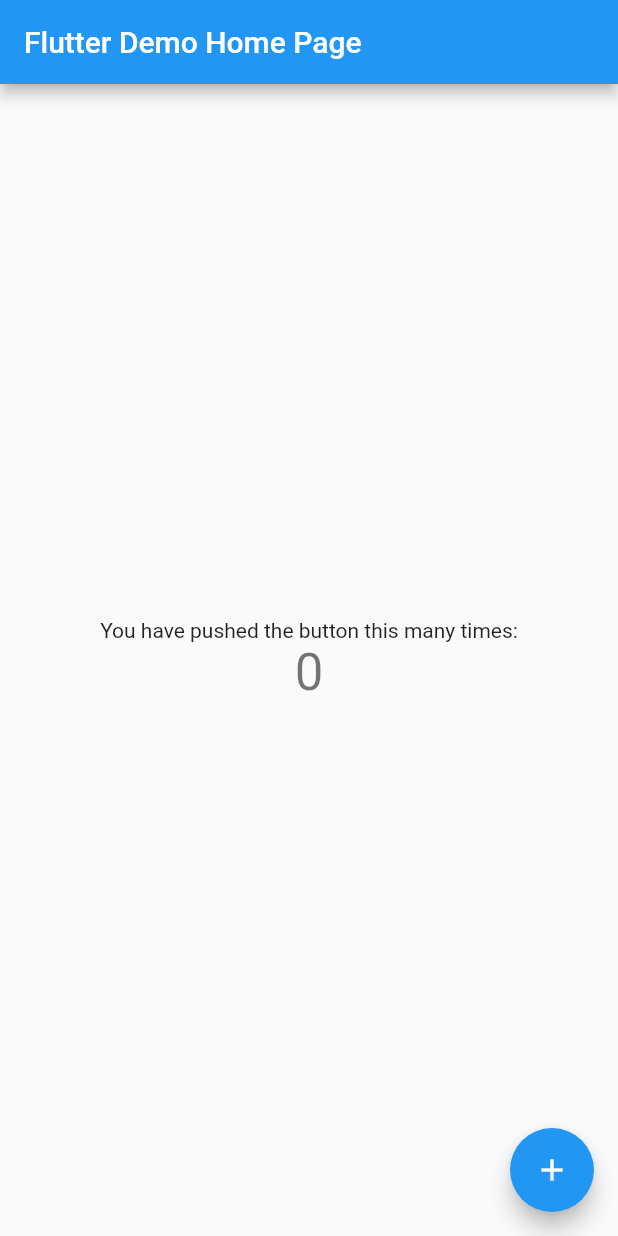
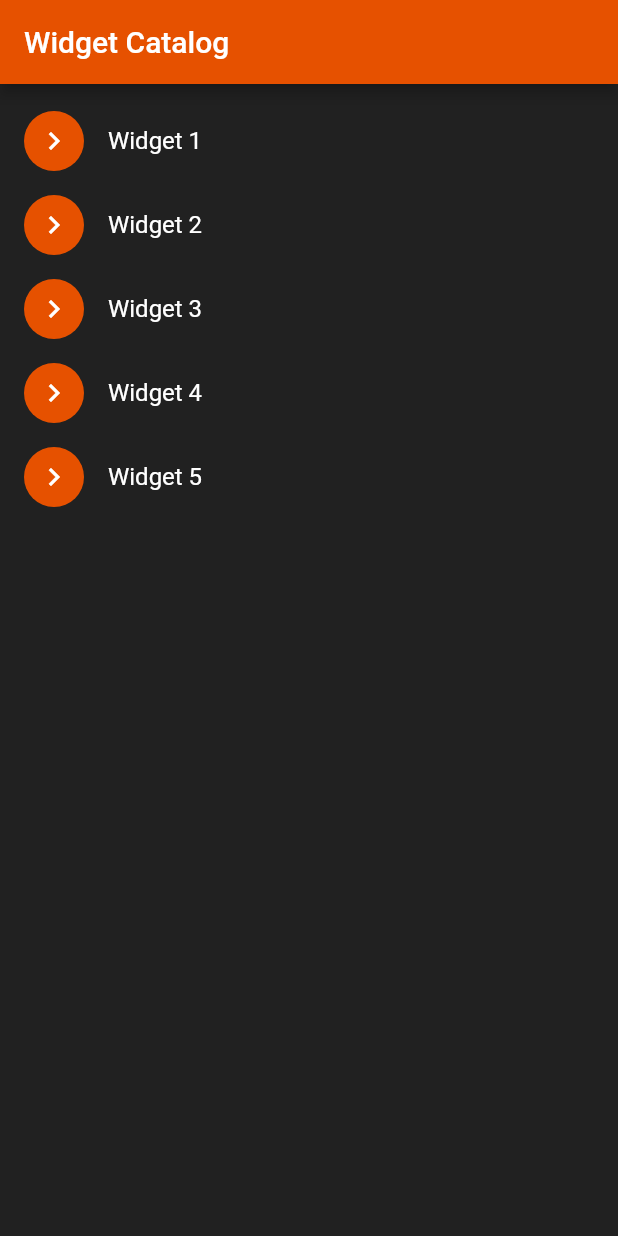
Before and after one commit to ACM-VIT/fludget, a Flutter app: the screen it shows after launch, on a phone screen of 412 x 824 dp. Run offline on Flutter 3.47's test engine with Material 2 defaults, Android fonts, the phone set to English and light mode, and no system bars.

Commit message:
add home page

```diff
--- /dev/null
+++ b/lib/homepage.dart
@@ -0,0 +1,76 @@
+import 'package:flutter/material.dart';
+
+class HomePage extends StatefulWidget {
+  @override
+  State<StatefulWidget> createState() {
+    return HomePageState();
+  }
+}
+
+class HomePageState extends State<HomePage> {
+  @override
+  Widget build(BuildContext context) {
+    return Scaffold(
+      appBar: AppBar(
+        title: Text("Widget Catalog"),
+      ),
+      backgroundColor: Colors.grey[900],
+      body: getWidgetList(),
+    );
+  }
+
+  ListView getWidgetList() {
+    TextStyle titleStyle = TextStyle(
+      color: Colors.white,
+    );
+
+    CircleAvatar arrow = CircleAvatar(
+      child: Icon(
+        Icons.keyboard_arrow_right,
+        color: Colors.white,
+      ),
+      backgroundColor: Colors.orange[900],
+    );
+
+    return ListView(
+      padding: EdgeInsets.symmetric(vertical: 10.0),
+      children: [
+        ListTile(
+          leading: arrow,
+          title: Text(
+            "Widget 1",
+            style: titleStyle,
+          ),
+        ),
+        ListTile(
+          leading: arrow,
+          title: Text(
+            "Widget 2",
+            style: titleStyle,
+          ),
+        ),
+        ListTile(
+          leading: arrow,
+          title: Text(
+            "Widget 3",
+            style: titleStyle,
+          ),
+        ),
+        ListTile(
+          leading: arrow,
+          title: Text(
+            "Widget 4",
+            style: titleStyle,
+          ),
+        ),
+        ListTile(
+          leading: arrow,
+          title: Text(
+            "Widget 5",
+            style: titleStyle,
+          ),
+        ),
+      ],
+    );
+  }
+}
--- a/lib/main.dart
+++ b/lib/main.dart
@@ -1,3 +1,4 @@
+import 'package:fludget/homepage.dart';
 import 'package:flutter/material.dart';
 
 void main() {
@@ -5,109 +6,15 @@ void main() {
 }
 
 class MyApp extends StatelessWidget {
-  // This widget is the root of your application.
   @override
   Widget build(BuildContext context) {
     return MaterialApp(
-      title: 'Flutter Demo',
+      title: 'Fludget',
       theme: ThemeData(
-        // This is the theme of your application.
-        //
-        // Try running your application with "flutter run". You'll see the
-        // application has a blue toolbar. Then, without quitting the app, try
-        // changing the primarySwatch below to Colors.green and then invoke
-        // "hot reload" (press "r" in the console where you ran "flutter run",
-        // or simply save your changes to "hot reload" in a Flutter IDE).
-        // Notice that the counter didn't reset back to zero; the application
-        // is not restarted.
-        primarySwatch: Colors.blue,
+        primaryColor: Colors.orange[900],
+        backgroundColor: Colors.grey[900],
       ),
-      home: MyHomePage(title: 'Flutter Demo Home Page'),
+      home: HomePage(),
     );
   }
 }
-
-class MyHomePage extends StatefulWidget {
-  MyHomePage({Key? key, required this.title}) : super(key: key);
-
-  // This widget is the home page of your application. It is stateful, meaning
-  // that it has a State object (defined below) that contains fields that affect
-  // how it looks.
-
-  // This class is the configuration for the state. It holds the values (in this
-  // case the title) provided by the parent (in this case the App widget) and
-  // used by the build method of the State. Fields in a Widget subclass are
-  // always marked "final".
-
-  final String title;
-
-  @override
-  _MyHomePageState createState() => _MyHomePageState();
-}
-
-class _MyHomePageState extends State<MyHomePage> {
-  int _counter = 0;
-
-  void _incrementCounter() {
-    setState(() {
-      // This call to setState tells the Flutter framework that something has
-      // changed in this State, which causes it to rerun the build method below
-      // so that the display can reflect the updated values. If we changed
-      // _counter without calling setState(), then the build method would not be
-      // called again, and so nothing would appear to happen.
-      _counter++;
-    });
-  }
-
-  @override
-  Widget build(BuildContext context) {
-    // This method is rerun every time setState is called, for instance as done
-    // by the _incrementCounter method above.
-    //
-    // The Flutter framework has been optimized to make rerunning build methods
-    // fast, so that you can just rebuild anything that needs updating rather
-    // than having to individually change instances of widgets.
-    return Scaffold(
-      appBar: AppBar(
-        // Here we take the value from the MyHomePage object that was created by
-        // the App.build method, and use it to set our appbar title.
-        title: Text(widget.title),
-      ),
-      body: Center(
-        // Center is a layout widget. It takes a single child and positions it
-        // in the middle of the parent.
-        child: Column(
-          // Column is also a layout widget. It takes a list of children and
-          // arranges them vertically. By default, it sizes itself to fit its
-          // children horizontally, and tries to be as tall as its parent.
-          //
-          // Invoke "debug painting" (press "p" in the console, choose the
-          // "Toggle Debug Paint" action from the Flutter Inspector in Android
-          // Studio, or the "Toggle Debug Paint" command in Visual Studio Code)
-          // to see the wireframe for each widget.
-          //
-          // Column has various properties to control how it sizes itself and
-          // how it positions its children. Here we use mainAxisAlignment to
-          // center the children vertically; the main axis here is the vertical
-          // axis because Columns are vertical (the cross axis would be
-          // horizontal).
-          mainAxisAlignment: MainAxisAlignment.center,
-          children: <Widget>[
-            Text(
-              'You have pushed the button this many times:',
-            ),
-            Text(
-              '$_counter',
-              style: Theme.of(context).textTheme.headline4,
-            ),
-          ],
-        ),
-      ),
-      floatingActionButton: FloatingActionButton(
-        onPressed: _incrementCounter,
-        tooltip: 'Increment',
-        child: Icon(Icons.add),
-      ), // This trailing comma makes auto-formatting nicer for build methods.
-    );
-  }
-}
```
